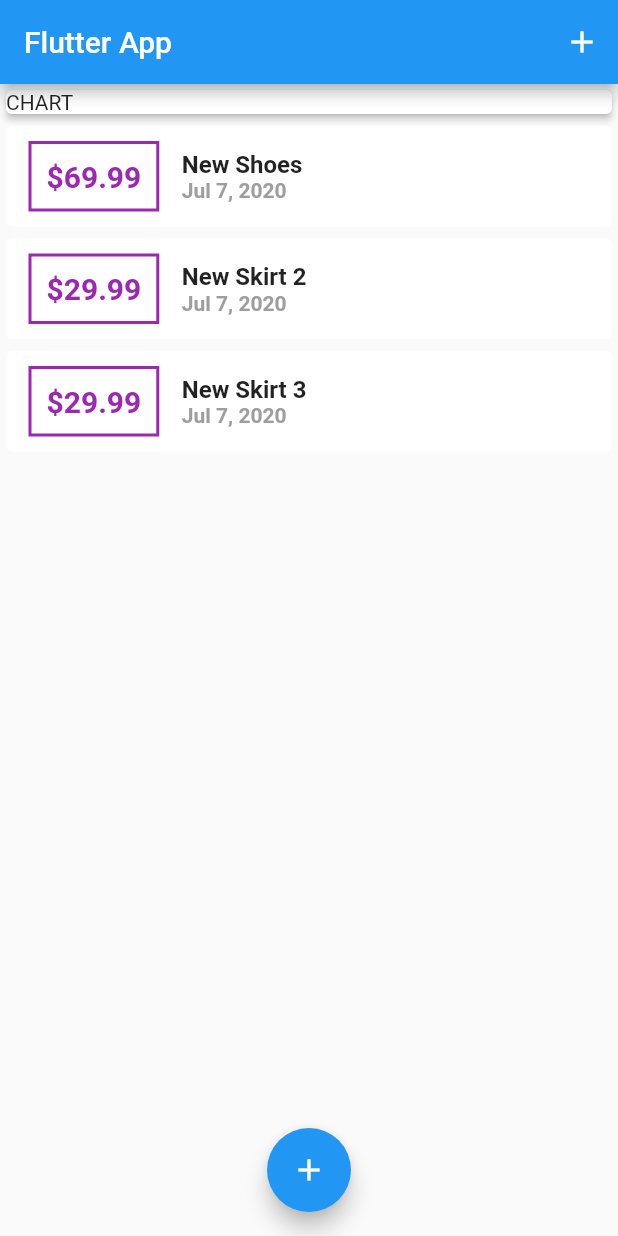
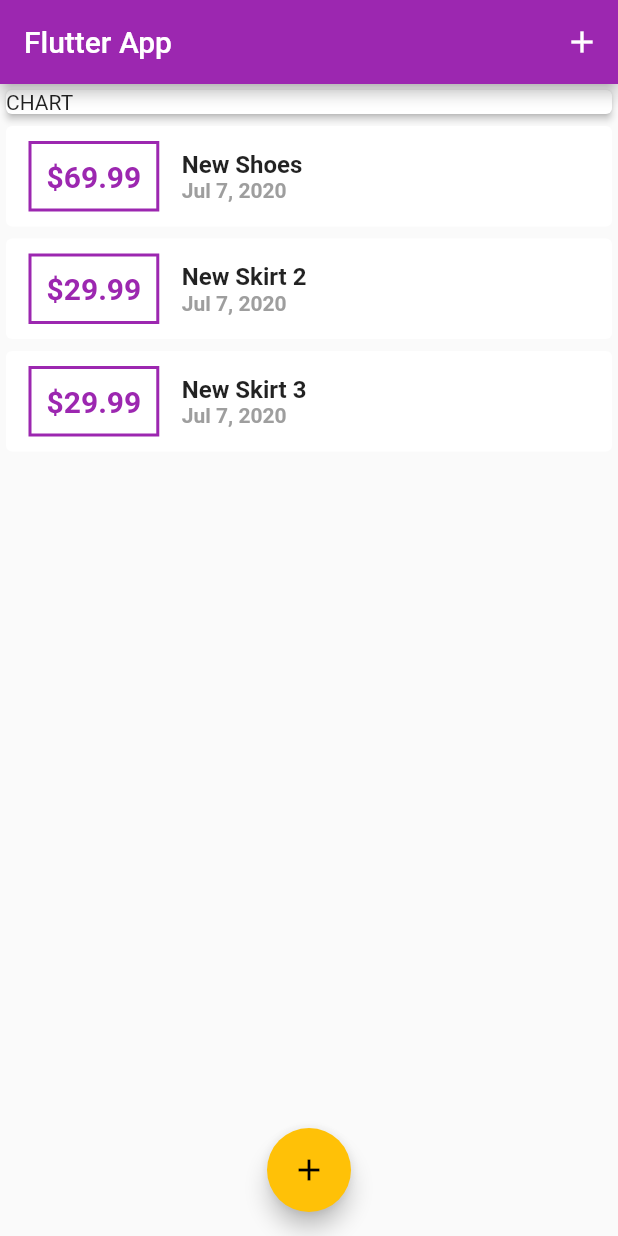
Before and after one commit to innovadeveloper/second_app_flotter, a Flutter app: the screen it shows after launch, on a phone screen of 412 x 824 dp. Run offline on Flutter 3.47's test engine with Material 2 defaults, Android fonts, the phone set to English and light mode, and no system bars.

Commit message:
theme customized : primarySwatch, accentColor..

```diff
--- a/lib/main.dart
+++ b/lib/main.dart
@@ -14,8 +14,8 @@ class MyApp extends StatelessWidget {
     return MaterialApp(
       title: 'Flutter Demo',
       theme: ThemeData(
-        primarySwatch: Colors.blue,
-        visualDensity: VisualDensity.adaptivePlatformDensity,
+        primarySwatch: Colors.purple,
+        accentColor: Colors.amber
       ),
       home: MyHomePage(),
     );
--- a/lib/widgets/transaction_list.dart
+++ b/lib/widgets/transaction_list.dart
@@ -25,15 +25,15 @@ class TransactionList extends StatelessWidget {
                     horizontal: 15,
                   ),
                   decoration: BoxDecoration(
-                      border: Border.all(
-                    color: Colors.purple,
+                    border: Border.all(
+                    color: Theme.of(context).primaryColor,
                     width: 2,
                   )),
                   padding: EdgeInsets.all(10),
                   child: Text(
                     '\$${transactions[index].amount.toStringAsFixed(2)}',
                     style: TextStyle(
-                        color: Colors.purple,
+                        color: Theme.of(context).primaryColor,
                         fontSize: 20,
                         fontWeight: FontWeight.bold),
                   ),
```
